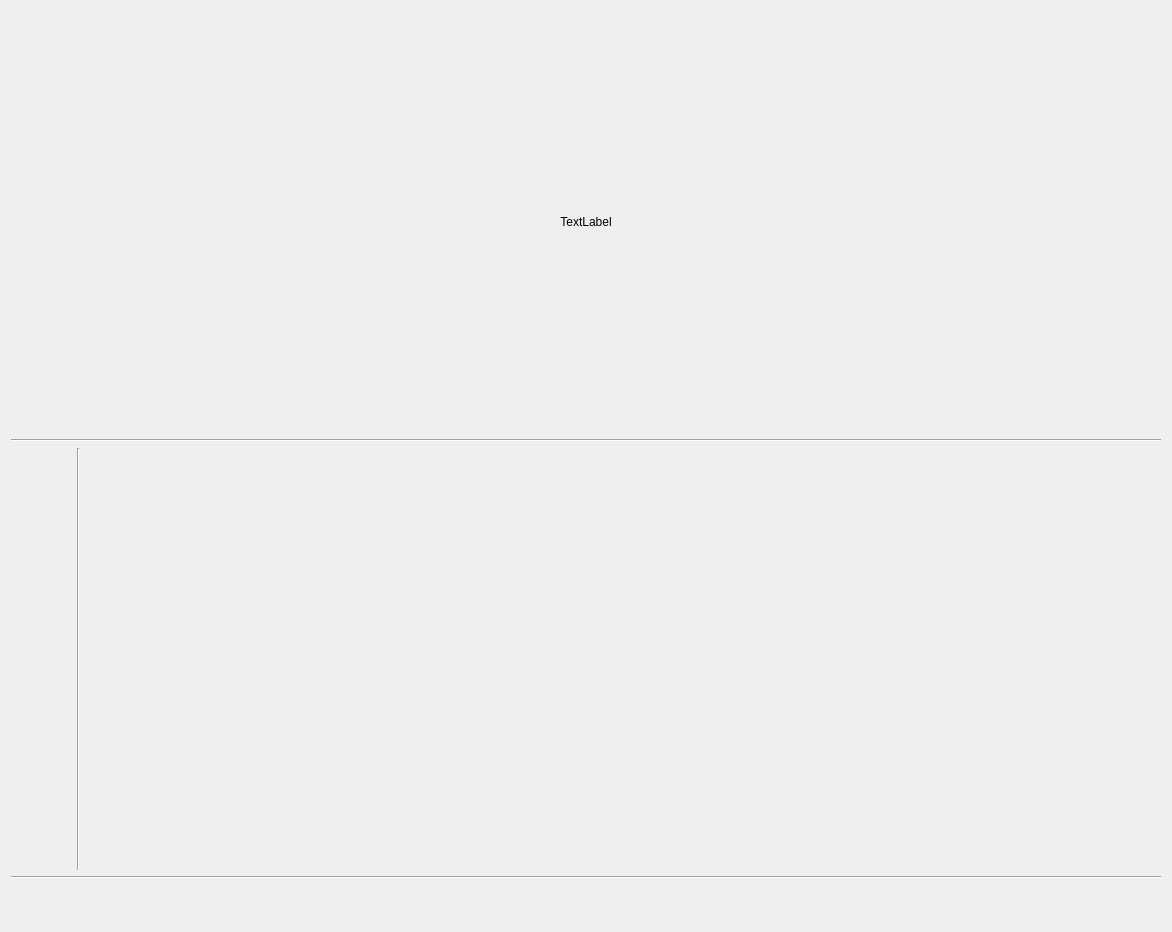
Above: example_dash.ui from epcpower/st before the change. Below: the same form after it.
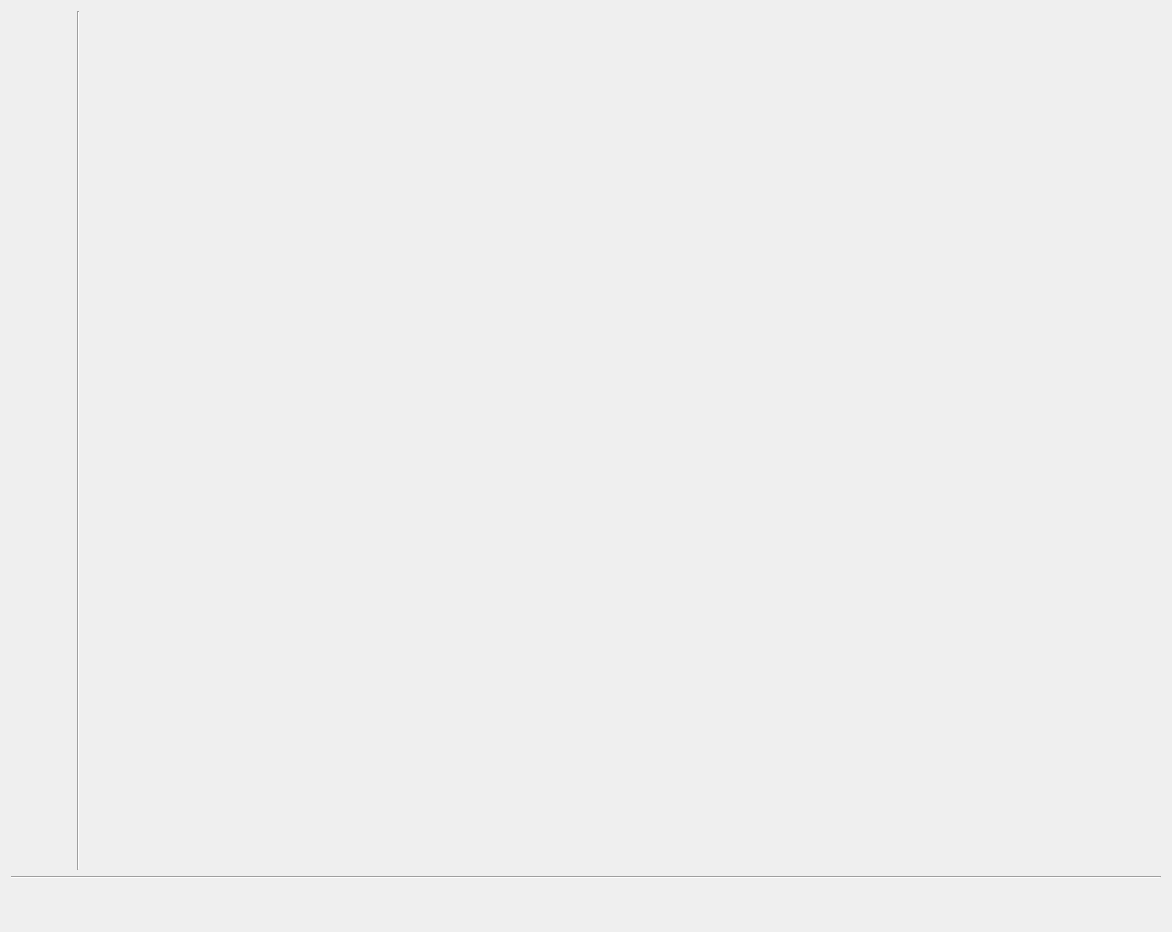
That is the form after the change. Custom widgets are drawn as their Qt base class.

Commit message:
Move device name label from device dash UI to generic device UI
Ref T216

What changed in the file:
```diff
--- a/example_dash.ui
+++ b/example_dash.ui
@@ -14,23 +14,6 @@
    <string>Form</string>
   </property>
   <layout class="QVBoxLayout" name="verticalLayout">
-   <item>
-    <widget class="QLabel" name="name">
-     <property name="text">
-      <string>TextLabel</string>
-     </property>
-     <property name="alignment">
-      <set>Qt::AlignCenter</set>
-     </property>
-    </widget>
-   </item>
-   <item>
-    <widget class="Line" name="line_4">
-     <property name="orientation">
-      <enum>Qt::Horizontal</enum>
-     </property>
-    </widget>
-   </item>
    <item>
     <layout class="QHBoxLayout" name="horizontalLayout_4">
      <property name="spacing">
```
The commit also changes 4 other files.
